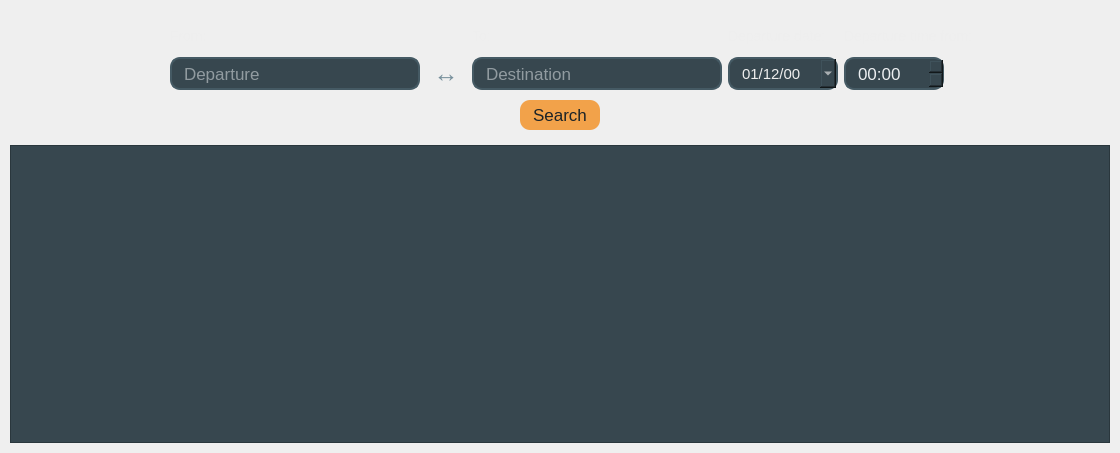
Above: Lab2/Lab2_proj/ClientPart/buytickets.ui from BohdanGunko/clientServetTcpIp before the change. Below: the same form after it.
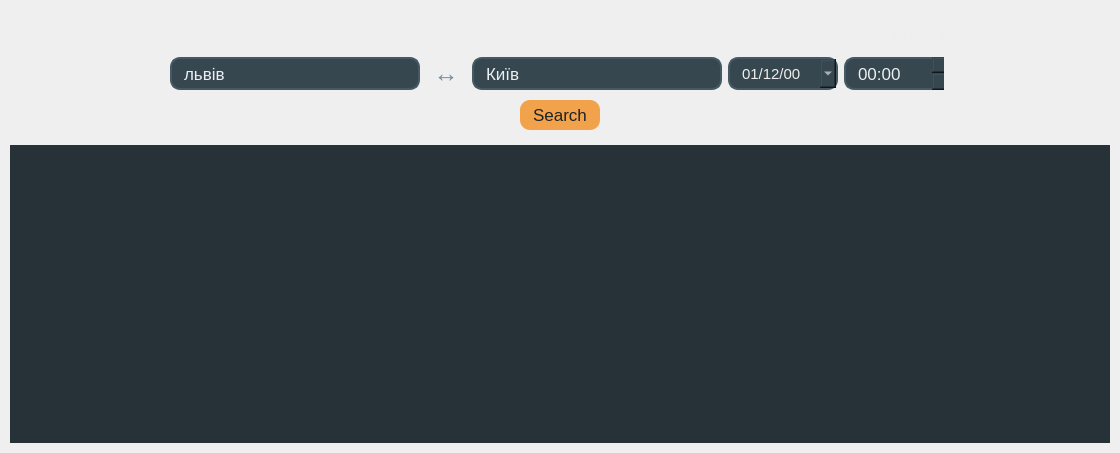
That is the form after the change. Icons and pictures are not drawn.

What changed in the file:
```diff
--- a/Lab2/Lab2_proj/ClientPart/buytickets.ui
+++ b/Lab2/Lab2_proj/ClientPart/buytickets.ui
@@ -20,8 +20,11 @@
    <string>Form</string>
   </property>
   <property name="styleSheet">
-   <string notr="true">/*--------------------------------Time Edit--------------------------------*/
+   <string notr="true">
+
+/*--------------------------------Time Edit--------------------------------*/
 QTimeEdit{
+
 icon:none;
 	background-color:#37474F ;
 
@@ -38,6 +41,35 @@
 	padding-right:10px;
 }
 
+QTimeEdit::hover{
+background-color: #263238;
+}
+
+QTimeEdit::down-button {
+height:11px;
+  image: url(:/recources/img/downArrow.png);
+	background-color:#455A64 ;
+border-style: solid;
+	border-width: 2px;
+	border-color: none;
+	border-radius: 7px;
+}
+QTimeEdit::down-button:hover {
+background-color: #D78730;
+}
+
+QTimeEdit::up-button {
+height:11px;
+  image: url(:/recources/img/upArrow.png);
+	background-color:#455A64 ;
+border-style: solid;
+	border-width: 2px;
+	border-color: #455A64;
+	border-radius: 7px;
+}
+QTimeEdit::up-button:hover {
+background-color: #D78730;
+}
 
 /*--------------------------------PopUp calendar--------------------------------*/
 
@@ -62,7 +94,6 @@
     selection-color:#1b2327; 
   }
 
-
 QCalendarWidget QWidget#qt_calendar_navigationbar
 { 
 	background-color: #607D8B;
@@ -109,37 +140,43 @@
 background-color: #263238;
 }
 
-
-
-
 QDateEdit::drop-down {
-  image: url(:/recources/img/Arrow.png);
-
-
-    
-    
+height:30px;
+  image: url(:/recources/img/downArrow.png);    
     background-color: #455A64;
     border-style: solid;
     border-width: 1px;
-	border-radius:right 7px;
+	border-radius:right 8px;
     border-color:#455A64;
-border-radius:6px;
+border-radius:8px;
  
 }
 
 
 
-
 /*--------------------------------Table view--------------------------------*/
 
-#TrainsTable{
-	background-color:#37474F ;
-	alternate-background-color:rgb(46, 59, 66);
-	color:#ECEFF1;
+QTableView{
+	selection-background-color: rgb(24, 32, 36);
+	background-color:#263238 ;
+	alternate-background-color:rgb(33, 43, 48);
+	color:rgb(200, 200, 200);
+
 	font-family: &quot;Calibri&quot;;
-	font-size: 17px;
+	font-size: 14px;
+	border: none;
 }
 
+QHeaderView::section { 
+background-color:rgb(66, 85, 94);
+color:rgb(195, 195, 195);
+	font: bold &quot;MS Sans Serif&quot;;
+
+	font-size: 13px;
+
+	padding-left:10px;
+	padding-right:10px;
+ }
 
 /*--------------------------------Button--------------------------------*/
 
@@ -217,8 +254,9 @@
 	background:none ;
 
 	color:#EEEEEE;
-	font: italic&quot;Calibri&quot;;
+font-family: &quot;Calibri&quot;;
 	font-size: 14px;
+	border: none;
 }
 </string>
   </property>
@@ -474,6 +512,9 @@
                   <height>33</height>
                  </size>
                 </property>
+                <property name="text">
+                 <string>Київ</string>
+                </property>
                 <property name="maxLength">
                  <number>70</number>
                 </property>
@@ -549,6 +590,9 @@
                   <height>33</height>
                  </size>
                 </property>
+                <property name="text">
+                 <string>львів</string>
+                </property>
                 <property name="maxLength">
                  <number>70</number>
                 </property>
@@ -619,6 +663,12 @@
                   <height>0</height>
                  </size>
                 </property>
+                <property name="frame">
+                 <bool>false</bool>
+                </property>
+                <property name="buttonSymbols">
+                 <enum>QAbstractSpinBox::UpDownArrows</enum>
+                </property>
                 <property name="showGroupSeparator" stdset="0">
                  <bool>false</bool>
                 </property>
```
Left out of the diff: 19 changed lines with no effect on the pictures.
